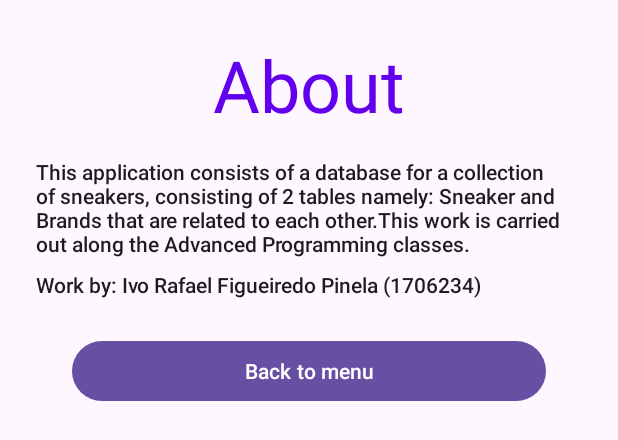
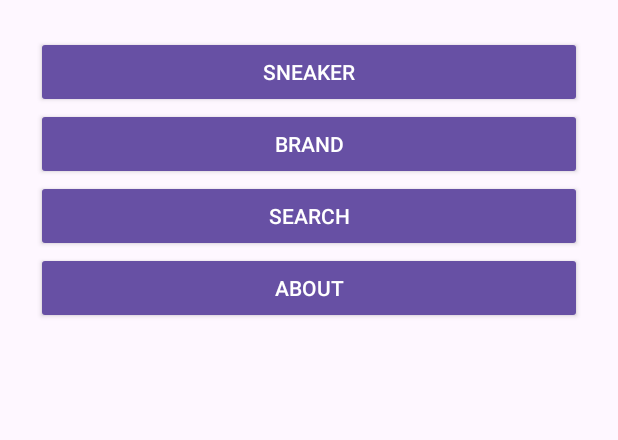
Before and after one commit to IvoPinela/Sapatilhas, an Android app: the layout fragment_menu_principal.xml on its own in the app's theme, with its tools: preview values and no code run, on a phone screen of 412 x 824 dp. Shown: the top 440 px of the screen. Run offline under Robolectric (Android 15) with nearby library versions, the phone set to English and light mode, and no system bars.

Commit message:
Alterar o nome dos fragments

```diff
--- a/app/src/main/res/layout/fragment_second.xml
+++ b/app/src/main/res/layout/fragment_menu_principal.xml
@@ -4,7 +4,7 @@
     xmlns:tools="http://schemas.android.com/tools"
     android:layout_width="match_parent"
     android:layout_height="match_parent"
-    tools:context=".SecondFragment">
+    tools:context=".MenuPrincipalFragment">
 
     <androidx.constraintlayout.widget.ConstraintLayout
         android:layout_width="match_parent"
@@ -12,49 +12,51 @@
         android:padding="16dp">
 
         <Button
-            android:id="@+id/buttonBackToMenu"
-            android:layout_width="0dp"
-            android:layout_height="wrap_content"
-            android:layout_marginStart="32dp"
-            android:layout_marginLeft="32dp"
-            android:layout_marginTop="24dp"
-            android:layout_marginEnd="32dp"
-            android:layout_marginRight="32dp"
-            android:text="@string/back"
-            app:layout_constraintEnd_toEndOf="parent"
-            app:layout_constraintStart_toStartOf="parent"
-            app:layout_constraintTop_toBottomOf="@+id/textView2" />
-
-        <TextView
-            android:id="@+id/textView"
-            android:layout_width="wrap_content"
-            android:layout_height="wrap_content"
-            android:layout_marginTop="8dp"
-            android:text="@string/About"
-            android:textAppearance="@style/TextAppearance.AppCompat.Large"
-            android:textColor="@color/purple"
-            android:textSize="48sp"
-            app:layout_constraintEnd_toEndOf="parent"
-            app:layout_constraintStart_toStartOf="parent"
-            app:layout_constraintTop_toTopOf="parent" />
-
-        <TextView
-            android:id="@+id/textViewAbout"
+            android:id="@+id/buttonpesquisar"
+            style="@style/Widget.AppCompat.Button"
             android:layout_width="0dp"
             android:layout_height="wrap_content"
             android:layout_marginStart="8dp"
             android:layout_marginLeft="8dp"
-            android:layout_marginTop="16dp"
             android:layout_marginEnd="8dp"
             android:layout_marginRight="8dp"
-            android:text="@string/Text"
-            android:textAppearance="@style/TextAppearance.AppCompat.Body2"
+            android:text="@string/Search"
             app:layout_constraintEnd_toEndOf="parent"
             app:layout_constraintStart_toStartOf="parent"
-            app:layout_constraintTop_toBottomOf="@+id/textView" />
+            app:layout_constraintTop_toBottomOf="@+id/buttonMarcas" />
 
-        <TextView
-            android:id="@+id/textView2"
+        <Button
+            android:id="@+id/buttonMarcas"
+            style="@style/Widget.AppCompat.Button"
+            android:layout_width="0dp"
+            android:layout_height="wrap_content"
+            android:layout_marginStart="8dp"
+            android:layout_marginLeft="8dp"
+            android:layout_marginEnd="8dp"
+            android:layout_marginRight="8dp"
+            android:text="@string/Brand"
+            app:layout_constraintEnd_toEndOf="parent"
+            app:layout_constraintStart_toStartOf="parent"
+            app:layout_constraintTop_toBottomOf="@+id/buttonSapatilhas" />
+
+        <Button
+            android:id="@+id/buttonSobre"
+            style="@style/Widget.AppCompat.Button"
+            android:layout_width="0dp"
+            android:layout_height="wrap_content"
+            android:layout_marginStart="8dp"
+            android:layout_marginLeft="8dp"
+            android:layout_marginEnd="8dp"
+            android:layout_marginRight="8dp"
+            android:text="@string/About"
+            app:layout_constraintEnd_toEndOf="parent"
+            app:layout_constraintHorizontal_bias="0.452"
+            app:layout_constraintStart_toStartOf="parent"
+            app:layout_constraintTop_toBottomOf="@+id/buttonpesquisar" />
+
+        <Button
+            android:id="@+id/buttonSapatilhas"
+            style="@style/Widget.AppCompat.Button"
             android:layout_width="0dp"
             android:layout_height="wrap_content"
             android:layout_marginStart="8dp"
@@ -62,12 +64,15 @@
             android:layout_marginTop="8dp"
             android:layout_marginEnd="8dp"
             android:layout_marginRight="8dp"
-            android:text="@string/madeby"
-            android:textAppearance="@style/TextAppearance.AppCompat.Body2"
+            android:text="@string/sneaker"
             app:layout_constraintEnd_toEndOf="parent"
-            app:layout_constraintHorizontal_bias="0.498"
             app:layout_constraintStart_toStartOf="parent"
-            app:layout_constraintTop_toBottomOf="@+id/textViewAbout" />
+            app:layout_constraintTop_toTopOf="parent" /><![CDATA[
 
+
+        />
+
+
+    ]]>
     </androidx.constraintlayout.widget.ConstraintLayout>
 </androidx.core.widget.NestedScrollView>
```
Also changed, not shown: app/src/main/java/pt/ipg/sapatilhas/MenuPrincipalFragment.kt (renamed from app/src/main/java/pt/ipg/sapatilhas/SecondFragment.kt, +7 -7 lines), app/src/main/java/pt/ipg/sapatilhas/SobreFragment.kt (renamed from app/src/main/java/pt/ipg/sapatilhas/FirstFragment.kt, +7 -7 lines), app/src/main/res/layout/fragment_sobre.xml (renamed from app/src/main/res/layout/fragment_first.xml, +39 -44 lines), app/src/main/res/navigation/nav_graph.xml (+9 -9 lines).
